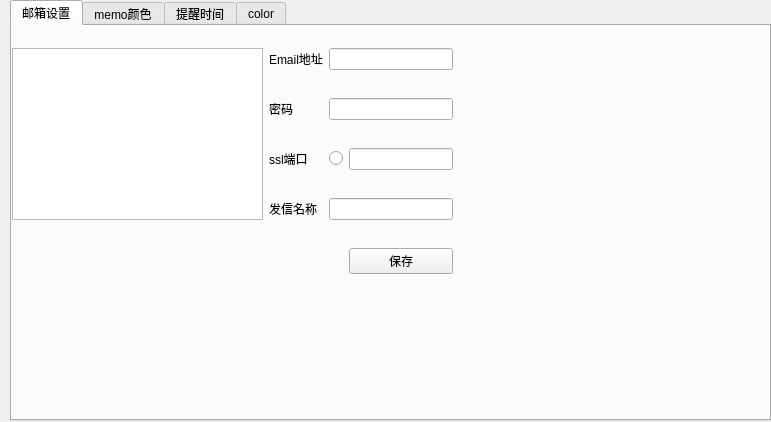
This is UI/settings.ui in JoeEmp/AirMemo as Qt 5 draws it before an edit. The edited form follows.
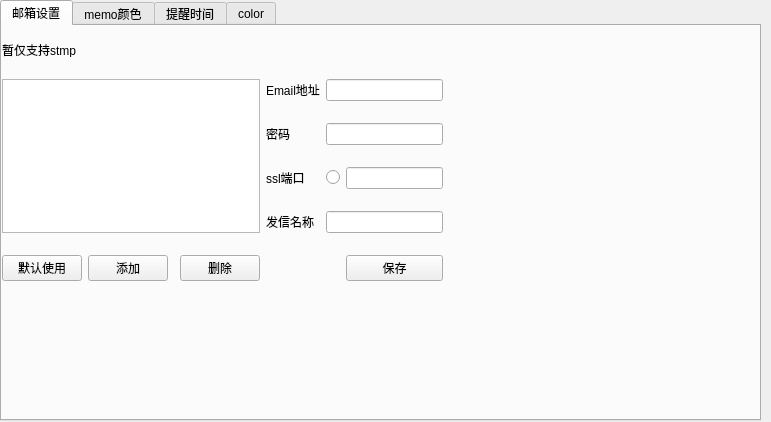
This is the edited form. Custom widgets are drawn as their Qt base class.

What changed in the file:
```diff
--- a/UI/settings.ui
+++ b/UI/settings.ui
@@ -17,7 +17,7 @@
    <widget class="QTabWidget" name="tabWidget">
     <property name="geometry">
      <rect>
-      <x>10</x>
+      <x>0</x>
       <y>0</y>
       <width>761</width>
       <height>421</height>
@@ -40,63 +40,97 @@
        </rect>
       </property>
       <layout class="QGridLayout" name="gridLayout">
-       <item row="0" column="1">
-        <widget class="QLabel" name="email_lab">
+       <item row="5" column="6">
+        <widget class="QPushButton" name="save1_btn">
          <property name="text">
-          <string>Email地址</string>
+          <string>保存</string>
          </property>
         </widget>
        </item>
-       <item row="0" column="0" rowspan="4">
-        <widget class="QListWidget" name="listWidget"/>
+       <item row="5" column="3">
+        <widget class="QPushButton" name="del_btn">
+         <property name="text">
+          <string>删除</string>
+         </property>
+        </widget>
        </item>
-       <item row="3" column="1">
+       <item row="1" column="5" colspan="2">
+        <widget class="QLineEdit" name="email_le"/>
+       </item>
+       <item row="5" column="1">
+        <widget class="QPushButton" name="add_btn">
+         <property name="text">
+          <string>添加</string>
+         </property>
+        </widget>
+       </item>
+       <item row="3" column="5">
+        <widget class="QRadioButton" name="ssl_rbtn">
+         <property name="text">
+          <string/>
+         </property>
+        </widget>
+       </item>
+       <item row="4" column="4">
         <widget class="QLabel" name="sender_lab">
          <property name="text">
           <string>发信名称</string>
          </property>
         </widget>
        </item>
-       <item row="1" column="1">
+       <item row="2" column="4">
         <widget class="QLabel" name="password_lab">
          <property name="text">
           <string>密码</string>
          </property>
         </widget>
        </item>
-       <item row="2" column="1">
+       <item row="3" column="4">
         <widget class="QLabel" name="ssl_lab">
          <property name="text">
           <string>ssl端口</string>
          </property>
         </widget>
        </item>
-       <item row="2" column="2">
-        <widget class="QRadioButton" name="ssl_rbtn">
+       <item row="1" column="4">
+        <widget class="QLabel" name="email_lab">
          <property name="text">
-          <string/>
+          <string>Email地址</string>
          </property>
         </widget>
        </item>
-       <item row="1" column="2" colspan="2">
+       <item row="2" column="5" colspan="2">
         <widget class="QLineEdit" name="password_le"/>
        </item>
-       <item row="2" column="3">
-        <widget class="QLineEdit" name="ssl_le"/>
-       </item>
-       <item row="0" column="2" colspan="2">
-        <widget class="QLineEdit" name="email_le"/>
-       </item>
-       <item row="4" column="3">
-        <widget class="QPushButton" name="save1_btn">
-         <property name="text">
-          <string>保存</string>
-         </property>
-        </widget>
-       </item>
-       <item row="3" column="2" colspan="2">
+       <item row="4" column="5" colspan="2">
         <widget class="QLineEdit" name="sender_le"/>
        </item>
+       <item row="3" column="6">
+        <widget class="QLineEdit" name="ssl_le"/>
+       </item>
+       <item row="5" column="0">
+        <widget class="QPushButton" name="pushButton">
+         <property name="text">
+          <string>默认使用</string>
+         </property>
+        </widget>
+       </item>
+       <item row="1" column="0" rowspan="4" colspan="4">
+        <widget class="QListWidget" name="listWidget"/>
+       </item>
+       <item row="0" column="0">
+        <widget class="QLabel" name="label_2">
+         <property name="maximumSize">
+          <size>
+           <width>130</width>
+           <height>15</height>
+          </size>
+         </property>
+         <property name="text">
+          <string>暂仅支持stmp</string>
+         </property>
+        </widget>
+       </item>
       </layout>
      </widget>
     </widget>
```
